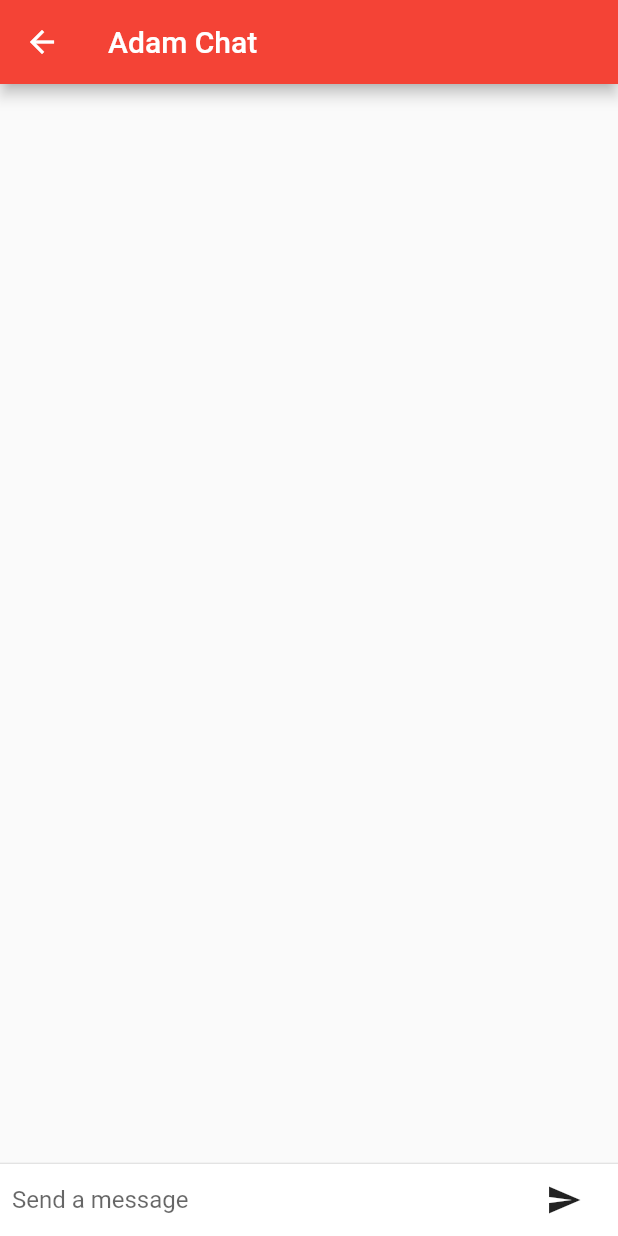
After one commit to doremichen/my_first_flutter, a Flutter app: the ChatScreen screen opened by its route, after a tap on the "send" icon, on a phone screen of 412 x 824 dp. The commit adds this screen. Run offline on Flutter 3.47's test engine with Material 2 defaults, Android fonts, the phone set to English and light mode, and no system bars; our stand-ins replace fluttertoast.

Commit message:
practice to build chat app

```diff
--- /dev/null
+++ b/lib/ui/adam_chat.dart
@@ -0,0 +1,93 @@
+///
+/// Used to practice
+///
+import 'package:flutter/material.dart';
+
+import 'package:flutter_app/ui/adam_chat_message.dart';
+import 'package:flutter_app/ui/adam_chat_list.dart';
+
+class ChatScreen extends StatefulWidget {
+  @override
+  State<StatefulWidget> createState() {
+    return _ChatScreenState();
+  }
+
+}
+
+class _ChatScreenState extends State<ChatScreen> with TickerProviderStateMixin {
+
+  final List<ChatMessage> list = [];
+
+  // Edit controller
+  final TextEditingController _etController = TextEditingController();
+
+
+  @override
+  Widget build(BuildContext context) {
+    return Scaffold(
+      appBar: AppBar(title: Text("Adam Chat"),),
+      body: Column(
+        children: <Widget>[
+          ChatListView(list: list,),
+          Divider(height: 1.0,),
+          Container(
+            decoration: BoxDecoration(
+              color: Theme.of(context).cardColor,
+            ),
+            child: _buildTextComposer(),
+          ),
+        ],
+      )
+    );
+  }
+
+
+  //
+  //  private section
+  //
+  Widget _buildTextComposer() {
+    return Container(
+      margin: const EdgeInsets.symmetric(horizontal: 8.0),
+      child:Row(
+        children: <Widget>[
+          Flexible(
+            child:  TextField(
+              controller: _etController,
+              decoration: InputDecoration.collapsed(hintText: "Send a message"),
+              onSubmitted: _handleSubmitted,
+            ),
+          ),
+          Container(
+            margin: EdgeInsets.symmetric(horizontal: 4.0),
+            child: IconButton(icon: Icon(Icons.send),
+                onPressed: () => _handleSubmitted(_etController.text),
+            ),
+          ),
+        ],
+      ),
+    );
+  }
+
+  void _handleSubmitted(String text) {
+    _etController.clear();
+
+    if (text == "") return;
+
+    ChatMessage message = ChatMessage(
+      text: text,
+      controller: AnimationController(
+          vsync: this,
+          duration: Duration(seconds: 1),
+      ),
+    );
+
+    setState(() {
+      list.insert(0, message);
+    });
+
+    // start animation
+    message.controller.forward();
+
+  }
+
+}
--- /dev/null
+++ b/lib/ui/adam_chat_list.dart
@@ -0,0 +1,36 @@
+///
+/// Used to practice
+///
+import 'package:flutter/material.dart';
+
+import 'adam_chat_message.dart';
+
+class ChatListView extends StatefulWidget {
+
+  ChatListView({this.list});
+
+  final List<ChatMessage> list;
+
+  @override
+  State<StatefulWidget> createState() {
+
+    return _ChatListViewState();
+  }
+
+}
+
+class _ChatListViewState extends State<ChatListView> {
+
+  @override
+  Widget build(BuildContext context) {
+    return Flexible(
+      child: ListView.builder(
+          padding: const EdgeInsets.all(8.0),
+          reverse: true,
+          itemCount: widget.list.length,
+          itemBuilder: (_, id) => widget.list[id],
+      ),
+    );
+  }
+
+}
```
Also changed, not shown: lib/main.dart (+16 -9 lines), lib/ui/adam_chat_message.dart (added, +49 -0 lines).
